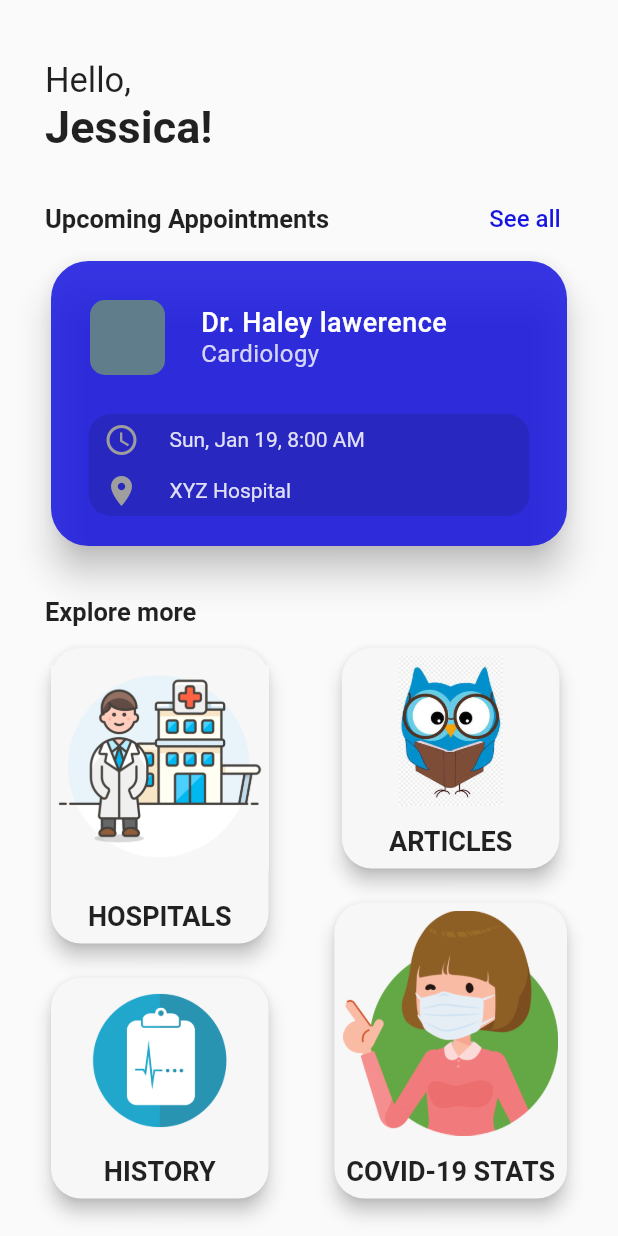
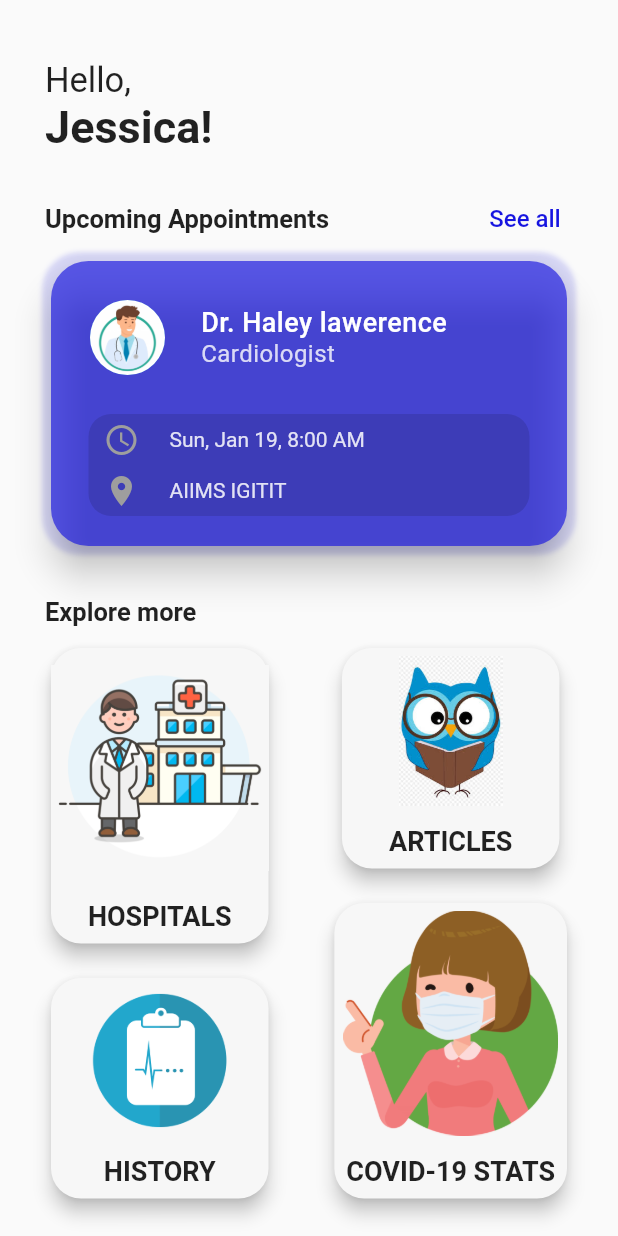
Before and after one commit to JashanPuri/queueless, a Flutter app: the HomeDashboard screen opened by its route, on a phone screen of 412 x 824 dp. Run offline on Flutter 3.47's test engine with Material 2 defaults, Android fonts, the phone set to English and light mode, and no system bars; our stand-ins replace flutter_slidable, percent_indicator, pin_code_fields; Roboto replaces fonts that are missing (vag).

Commit message:
Minor Tweaks

```diff
--- a/lib/data_classes/hospital_dataclass.dart
+++ b/lib/data_classes/hospital_dataclass.dart
@@ -39,33 +39,33 @@ class HospitalsProvider with ChangeNotifier {
     ),
     Hospital(
       hospitalId: 2,
-      hospitalName: "AIIMS IGITIT",
-      address: "Dwarka Sector-3C",
-      phone: '8963254189',
-      email: "aiimsigitit@aiims.in",
+      hospitalName: "Central Hospital",
+      address: "Kashmiri Gate",
+      phone: '7896532156',
+      email: "centralHospital@gov.in",
       categories: availablecategories,
       hospitalImageLink:
-          'https://bsmedia.business-standard.com/_media/bs/img/article/2017-03/17/full/1489734350-5336.jpg',
+          'https://encrypted-tbn0.gstatic.com/images?q=tbn:ANd9GcQ0zfTA4S2OAAy8IexWueVBMhsvc5AXQJb7Og&usqp=CAU',
     ),
     Hospital(
       hospitalId: 3,
-      hospitalName: "AIIMS IGITIT",
-      address: "Dwarka Sector-3C",
-      phone: '8963254189',
-      email: "aiimsigitit@aiims.in",
+      hospitalName: "Indira Gandhi Hospital",
+      address: "Noida",
+      phone: '6365894715',
+      email: "ignh@gov.in",
       categories: availablecategories,
       hospitalImageLink:
-          'https://bsmedia.business-standard.com/_media/bs/img/article/2017-03/17/full/1489734350-5336.jpg',
+          'https://www.igchkochi.com/Userfiles/Poster/f918a4b873ac4678855ce715a1d686ec.jpg',
     ),
     Hospital(
       hospitalId: 4,
-      hospitalName: "AIIMS IGITIT",
-      address: "Dwarka Sector-3C",
-      phone: '8963254189',
-      email: "aiimsigitit@aiims.in",
+      hospitalName: "Apollo Hospital",
+      address: "Gurgaon",
+      phone: '7965423189',
+      email: "apollogurgaon@apollo.in",
       categories: availablecategories,
       hospitalImageLink:
-          'https://bsmedia.business-standard.com/_media/bs/img/article/2017-03/17/full/1489734350-5336.jpg',
+          'https://www.vaidam.com/sites/default/files/hospitals/Apollo%20Hospital%20Delhi.jpg',
     ),
   ];
 
--- a/lib/doctor_dashboard/progress_indicator.dart
+++ b/lib/doctor_dashboard/progress_indicator.dart
@@ -6,9 +6,7 @@ class ProgressIndicatorWidget extends StatelessWidget {
   final int completed;
   final int total;
 
-  ProgressIndicatorWidget({this.completed,this.total});
-
-
+  ProgressIndicatorWidget({this.completed, this.total});
 
   @override
   Widget build(BuildContext context) {
@@ -48,7 +46,26 @@ class ProgressIndicatorWidget extends StatelessWidget {
                   TextWidget(
                     "Patients Done",
                     color: Colors.grey,
-                  )
+                  ),
+                ],
+              ),
+              Row(
+                children: [
+                  Container(
+                      decoration:
+                          BoxDecoration(shape: BoxShape.circle, boxShadow: [
+                        BoxShadow(color: Colors.green.shade200, blurRadius: 3)
+                      ]),
+                      child: Icon(
+                        Icons.check_circle,
+                        color: Colors.green,
+                      )),
+                  SizedBox(width: 15, height: 40),
+                  TextWidget(
+                    "Available",
+                    color: Colors.green,
+                    isBold: true,
+                  ),
                 ],
               )
             ],
--- a/lib/home_dashboard.dart/widgets/appointment_card.dart
+++ b/lib/home_dashboard.dart/widgets/appointment_card.dart
@@ -1,13 +1,23 @@
+import 'package:flutter/cupertino.dart';
 import 'package:flutter/material.dart';
 
 class AppointmentCard extends StatelessWidget {
   @override
   Widget build(BuildContext context) {
     return Container(
+      decoration: BoxDecoration(
+        borderRadius: BorderRadiusDirectional.circular(25),
+        boxShadow: [BoxShadow(
+          color: Theme.of(context).primaryColor.withOpacity(0.15),
+            spreadRadius: 2,
+            blurRadius: 2,
+
+        )],
+      ),
       width: 400,
       child: Card(
         elevation: 10,
-        color: Theme.of(context).primaryColor.withOpacity(0.85),
+        color: Theme.of(context).primaryColor.withOpacity(0.65),
         shape: RoundedRectangleBorder(
           borderRadius: BorderRadius.circular(25),
         ),
@@ -21,8 +31,11 @@ class AppointmentCard extends StatelessWidget {
                   height: 50,
                   width: 50,
                   decoration: BoxDecoration(
-                      color: Colors.blueGrey,
-                      borderRadius: BorderRadius.circular(10)),
+                      color: Colors.transparent,
+                      borderRadius: BorderRadius.circular(50)),
+                child: CircleAvatar(
+                  backgroundImage: AssetImage('assets/images/doctor-avatar.jpg'),
+                ),
                 ),
                 title: Padding(
                   padding: const EdgeInsets.only(left: 8.0),
@@ -41,7 +54,7 @@ class AppointmentCard extends StatelessWidget {
                 subtitle: Padding(
                   padding: const EdgeInsets.symmetric(horizontal: 8.0),
                   child: Text(
-                    'Cardiology',
+                    'Cardiologist',
                     style: TextStyle(
                       color: Colors.white.withOpacity(0.8),
                       fontSize: 16,
@@ -96,7 +109,7 @@ class AppointmentCard extends StatelessWidget {
                         child: Padding(
                           padding: const EdgeInsets.symmetric(horizontal:10.0),
                           child: Text(
-                            'XYZ Hospital',
+                            'AIIMS IGITIT',
                             style: TextStyle(
                               color: Colors.white.withOpacity(0.85),
                             ),
--- a/lib/hospitals_dashboard/widgets/doctor_tile.dart
+++ b/lib/hospitals_dashboard/widgets/doctor_tile.dart
@@ -18,6 +18,7 @@ class DoctorTile extends StatelessWidget {
         leading: CircleAvatar(
           radius: 30,
           backgroundColor: Colors.red,
+          backgroundImage: AssetImage('assets/images/doctor-avatar.jpg'),
         ),
         title: Padding(
           padding: const EdgeInsets.symmetric(vertical: 20),
--- a/lib/main.dart
+++ b/lib/main.dart
@@ -61,7 +61,7 @@ class MyApp extends StatelessWidget {
             },
           ),
         ),
-        home: DoctorDashboard(),
+        home: HomeDashboard(),
         routes: {
           OtpScreen.routeName: (context) => OtpScreen(),
           CovidDashboard.routeName: (context) => CovidDashboard(),
```
